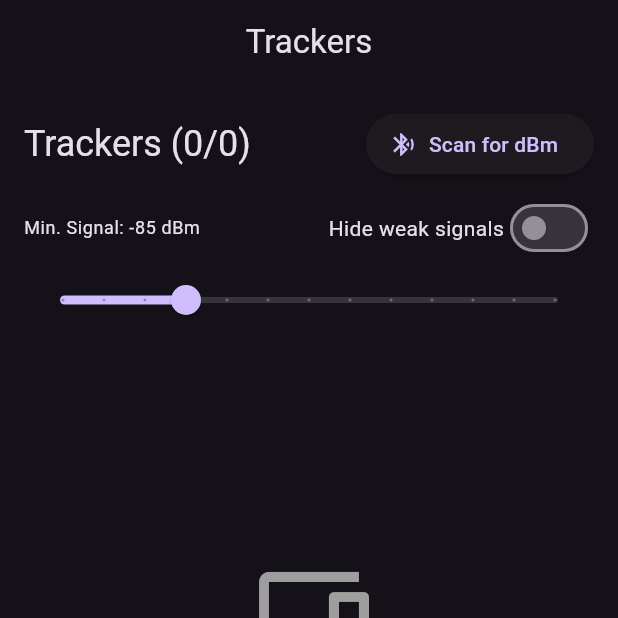
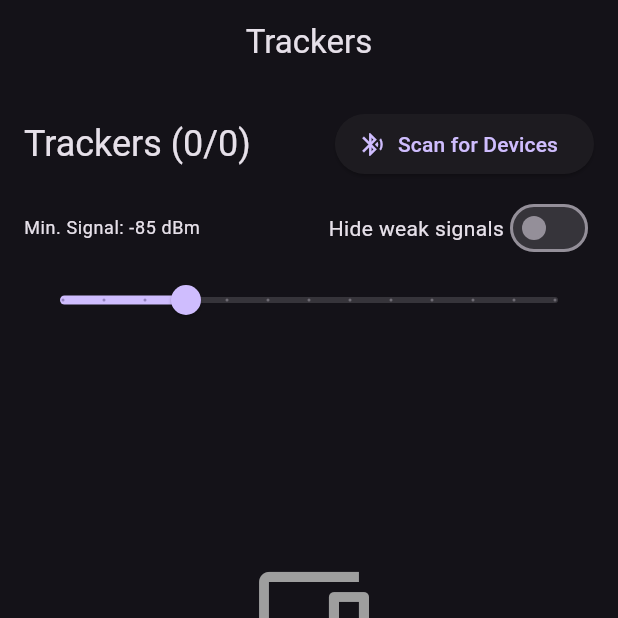
Before and after one commit to HoppouSan/MocoSlime, a Flutter app: the screen it shows after launch, item 2 of the bottom bar chosen, on a phone screen of 412 x 824 dp, the top half of it. Run offline on Flutter 3.47's test engine with Material 3 defaults, Android fonts, the phone set to English and light mode, and no system bars; missing offline and left inert: dart:ffi, system_tray, window_manager; statements that could not run were skipped.

Commit message:
Add files via upload

```diff
--- a/flutter/lib/main.dart
+++ b/flutter/lib/main.dart
@@ -1,4 +1,5 @@
 import 'package:flutter/material.dart';
+import 'package:flutter_localizations/flutter_localizations.dart';
 import 'package:provider/provider.dart';
 import 'package:window_manager/window_manager.dart';
 import 'services/native_bridge.dart';
@@ -82,6 +83,11 @@ class MocoslimeApp extends StatelessWidget {
         return MaterialApp(
           title: 'Mocoslime',
           locale: locale,
+          localizationsDelegates: const [
+            GlobalMaterialLocalizations.delegate,
+            GlobalWidgetsLocalizations.delegate,
+            GlobalCupertinoLocalizations.delegate,
+          ],
           supportedLocales: const [
             Locale('en'),
             Locale('de'),
@@ -92,11 +98,31 @@ class MocoslimeApp extends StatelessWidget {
             useMaterial3: true,
             colorSchemeSeed: const Color(0xFF6750A4),
             brightness: Brightness.dark,
+            inputDecorationTheme: const InputDecorationTheme(
+              filled: true,
+              fillColor: Color(0xFF29282F),
+              enabledBorder: OutlineInputBorder(
+                borderSide: BorderSide(color: Color(0xFF55545D)),
+              ),
+              focusedBorder: OutlineInputBorder(
+                borderSide: BorderSide(color: Color(0xFFB9A5FF), width: 2),
+              ),
+            ),
           ),
           darkTheme: ThemeData(
             useMaterial3: true,
             colorSchemeSeed: const Color(0xFF6750A4),
             brightness: Brightness.dark,
+            inputDecorationTheme: const InputDecorationTheme(
+              filled: true,
+              fillColor: Color(0xFF29282F),
+              enabledBorder: OutlineInputBorder(
+                borderSide: BorderSide(color: Color(0xFF55545D)),
+              ),
+              focusedBorder: OutlineInputBorder(
+                borderSide: BorderSide(color: Color(0xFFB9A5FF), width: 2),
+              ),
+            ),
           ),
           home: const MainScreen(),
           routes: {
--- a/flutter/lib/screens/dashboard_screen.dart
+++ b/flutter/lib/screens/dashboard_screen.dart
@@ -415,7 +415,7 @@ class _TrackerSummaryCard extends StatelessWidget {
                   ? 'No RSSI sample yet. Scan again while the tracker is powered on.'
                   : 'Bluetooth signal strength',
               child: LocalizedText(
-                tracker.rssi == 0 ? 'Scan for dBm' : '${tracker.rssi} dBm',
+                tracker.rssi == 0 ? 'RSSI unknown' : '${tracker.rssi} dBm',
                 style: Theme.of(context).textTheme.bodySmall?.copyWith(
                       color: _getRssiColor(tracker.rssi),
                     ),
--- a/flutter/lib/screens/trackers_screen.dart
+++ b/flutter/lib/screens/trackers_screen.dart
@@ -50,7 +50,7 @@ class _TrackersScreenState extends State<TrackersScreen> {
                             : const Icon(Icons.bluetooth_searching),
                         label: LocalizedText(appState.bleState == 'Scanning...'
                             ? 'Scanning...'
-                            : 'Scan for dBm'),
+                            : 'Scan for Devices'),
                         onPressed: appState.bleState == 'Scanning...'
                             ? null
                             : () => appState.scanDevices(),
@@ -204,7 +204,7 @@ class _TrackerDetailCard extends StatelessWidget {
             ? 'No RSSI sample yet. Scan again while the tracker is powered on.'
             : 'Bluetooth signal strength',
         child: LocalizedText(
-          tracker.rssi == 0 ? 'Scan for dBm' : '${tracker.rssi} dBm',
+          tracker.rssi == 0 ? 'RSSI unknown' : '${tracker.rssi} dBm',
           style: Theme.of(context).textTheme.bodySmall?.copyWith(
                 color: _getRssiColor(tracker.rssi),
               ),
@@ -229,7 +229,7 @@ class _TrackerDetailCard extends StatelessWidget {
             'Disconnecting stops auto-reconnect in Mocoslime; the tracker itself stays powered on.',
         child: OutlinedButton.icon(
           icon: const Icon(Icons.power_settings_new),
-          label: const LocalizedText('Ausschalten'),
+          label: const LocalizedText('Disconnect'),
           onPressed: onDisconnect,
         ),
       ),
@@ -517,7 +517,7 @@ class _RoleAssignmentDropdown extends StatelessWidget {
     return DropdownButtonFormField<String>(
       initialValue: currentRole,
       decoration: const InputDecoration(
-        labelText: 'Assigned Role',
+        label: LocalizedText('Assigned Role'),
         border: OutlineInputBorder(),
       ),
       items: [
--- a/flutter/pubspec.yaml
+++ b/flutter/pubspec.yaml
@@ -1,6 +1,6 @@
 name: mocoslime
 description: Mocoslime - Native Windows Sony Mocopi Bridge for SlimeVR
-version: 0.1.0+1
+version: 0.1.1+2
 publish_to: "none"
 
 environment:
```
Also changed, not shown: flutter/lib/widgets/localized_text.dart (+17 -3 lines), 9 other files.
